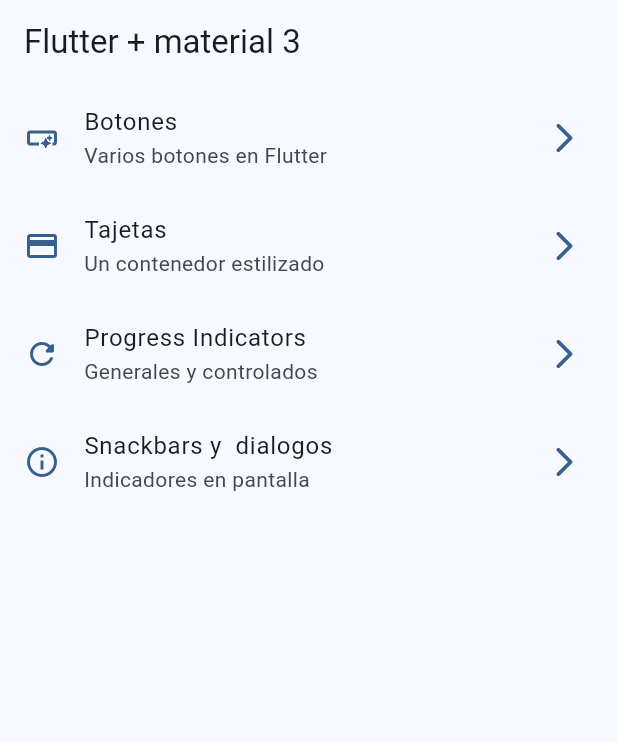
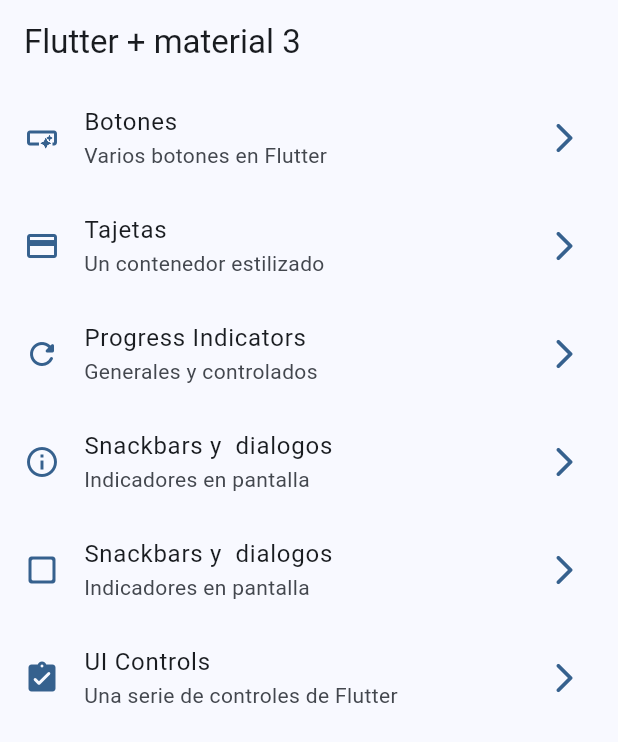
Before and after one commit to Freddy009L/widgets_app, a Flutter app: the screen it shows after launch, on a phone screen of 412 x 824 dp. Shown: the top 742 px of the screen. Run offline on Flutter 3.47's test engine with Material 3 defaults, Android fonts, the phone set to English and light mode, and no system bars; our stand-ins replace go_router.

Commit message:
ui screen listo

```diff
--- a/lib/config/menu/menu_iitems.dart
+++ b/lib/config/menu/menu_iitems.dart
@@ -44,4 +44,18 @@ MenuIitems(
   link: '/snackbars',
   icon: Icons.info_outline
 ),
+
+MenuIitems(
+  title: 'Snackbars y  dialogos',
+  subTitle: 'Indicadores en pantalla',
+  link: '/animated',
+  icon: Icons.check_box_outline_blank_rounded
+),
+
+MenuIitems(
+  title: 'UI Controls',
+  subTitle: 'Una serie de controles de Flutter',
+  link: '/ui-controls',
+  icon: Icons.assignment_turned_in_rounded
+),
 ];
--- a/lib/config/router/app_router.dart
+++ b/lib/config/router/app_router.dart
@@ -30,5 +30,15 @@ final appRouter = GoRouter(
       name: SnackbarScreens.name,
       builder: (context, state) => SnackbarScreens(),
       ),
+        GoRoute(
+      path: '/animated',
+      name: AnimatedScreens.name,
+      builder: (context, state) => AnimatedScreens(),
+      ),
+      GoRoute(
+      path: '/ui-controls',
+      name: UiControlScreens.name,
+      builder: (context, state) => UiControlScreens(),
+      ),
   ],
 );
--- a/lib/presentation/screens/snackbar/snackbar_screens.dart
+++ b/lib/presentation/screens/snackbar/snackbar_screens.dart
@@ -21,7 +21,7 @@ class SnackbarScreens extends StatelessWidget {
     context: context,
     barrierDismissible: false,
     builder: (contex) => AlertDialog(
-      title: Text('Estas seguro'),
+      title: Text('Estas seguro?'),
       content:  const Text('Laborum adipisicing enim consectetur sit Lorem excepteur et minim esse commodo occaecat adipisicing proident ex.'),
       actions: [
         TextButton(onPressed: ()=> contex.pop(), child: Text('Cancelar')),
```
Also changed, not shown: lib/presentation/animated/animated_screens.dart (+43 -2 lines), lib/presentation/screens/ui_control/ui_control_screens.dart (+112 -1 lines).
